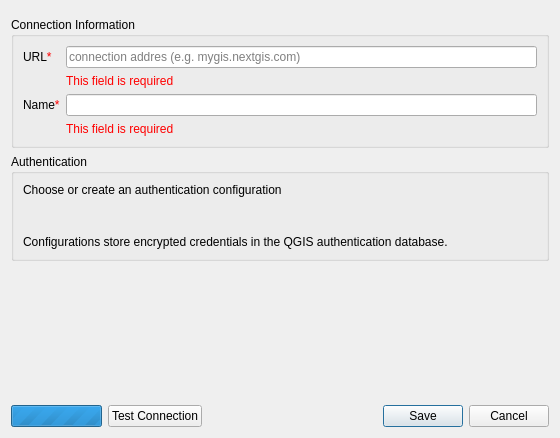
Before: the Qt Designer form src/nextgis_connect/ngw_connection/ngw_connection_edit_dialog_base.ui in nextgis/nextgis_connect, drawn with Qt 5.
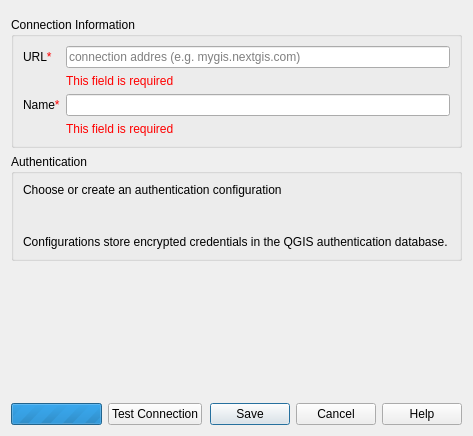
After: the same form once the commit is applied. Custom widgets are drawn as their Qt base class.

Commit message: Add auth config edit dialog

```diff
--- a/src/nextgis_connect/ngw_connection/ngw_connection_edit_dialog_base.ui
+++ b/src/nextgis_connect/ngw_connection/ngw_connection_edit_dialog_base.ui
@@ -6,8 +6,8 @@
    <rect>
     <x>0</x>
     <y>0</y>
-    <width>560</width>
-    <height>438</height>
+    <width>473</width>
+    <height>436</height>
    </rect>
   </property>
   <property name="windowTitle">
@@ -221,7 +221,7 @@
         <enum>Qt::Horizontal</enum>
        </property>
        <property name="standardButtons">
-        <set>QDialogButtonBox::Cancel|QDialogButtonBox::Save</set>
+        <set>QDialogButtonBox::Cancel|QDialogButtonBox::Help|QDialogButtonBox::Save</set>
        </property>
       </widget>
      </item>
```
The commit also changes 4 other files.
